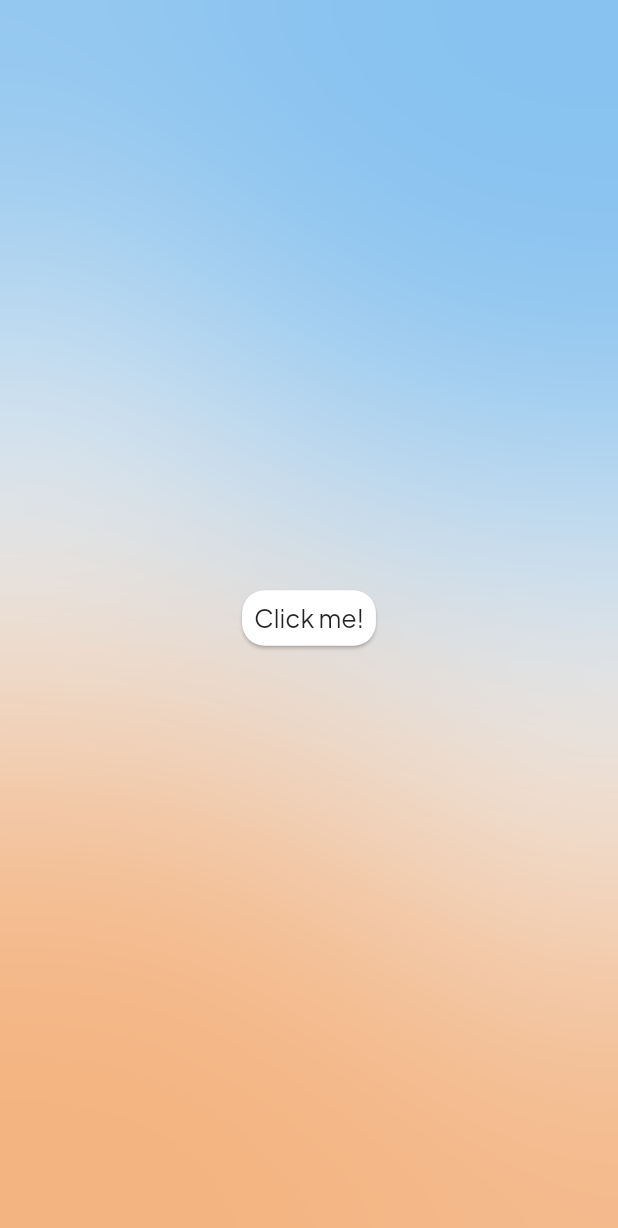
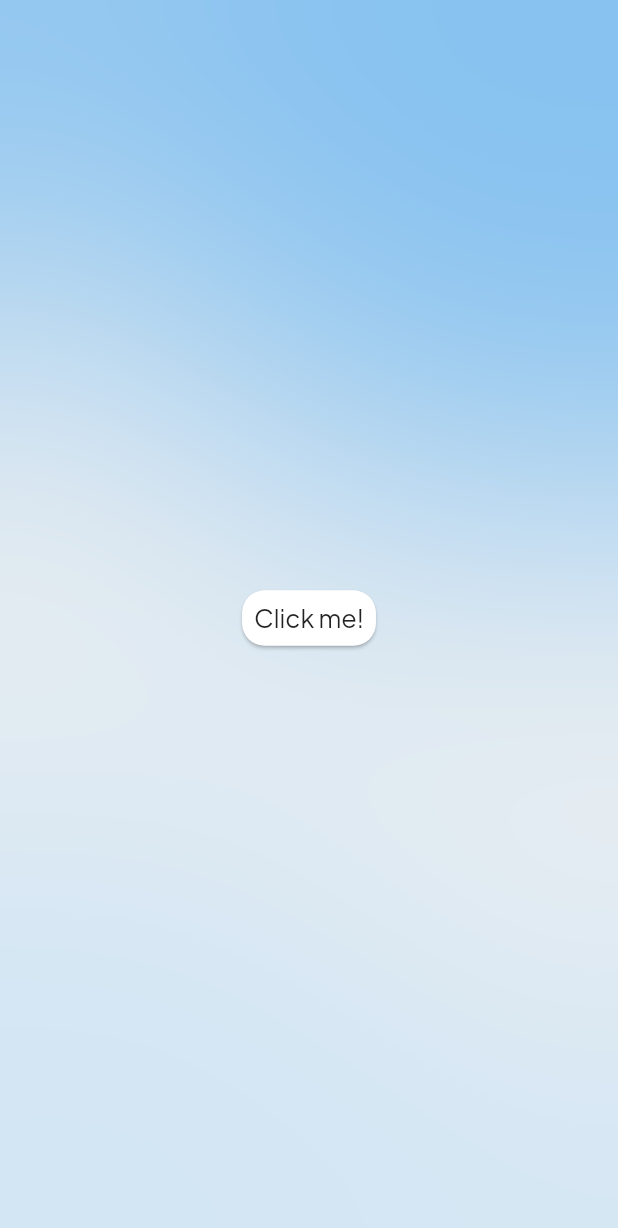
Before and after one commit to Hallis1221/Modlar, a Flutter app: the GlassBackgroundPage screen opened directly, on a phone screen of 412 x 824 dp. Shown: the top 1228 px of the screen. Run offline on Flutter 3.47's test engine with Material 2 defaults, Android fonts, the phone set to English and light mode, and no system bars; our stand-ins replace flutter_colorpicker, get_it, logger, package_info_plus, rxdart, shared_preferences; accounts and stored records are empty; generated files the repository leaves out were written again.

Commit message:
:bar_chart: Change color provider

```diff
--- a/ukeplanr_template/lib/UI/screens/testing/styles/glass_background_test.dart
+++ b/ukeplanr_template/lib/UI/screens/testing/styles/glass_background_test.dart
@@ -30,15 +30,17 @@ class GlassBackgroundPage extends StatelessWidget {
               stream: GetIt.instance.get<BackgroundColorAnimation>().stream$,
               builder: (_, AsyncSnapshot<num> snapshot) {
                 if (!snapshot.hasData || snapshot.data == null) {
-                  return const OffCenterCircle(
-                    color: Colors.orange,
-                    alignment: Alignment(-1.5, 1.5),
+                  return OffCenterCircle(
+                    color: Theme.of(context).colorScheme.background,
+                    alignment: const Alignment(-1.5, 1.5),
                   );
                 }
 
                 return OffCenterCircle(
                   duration: const Duration(seconds: 5),
-                  color: snapshot.requireData >= 1 ? Colors.black : Colors.red,
+                  color: snapshot.requireData >= 1
+                      ? Theme.of(context).colorScheme.primary
+                      : Theme.of(context).colorScheme.secondary,
                   alignment: Alignment(-1.5 * snapshot.requireData, 1.5),
                 );
               }),
```
